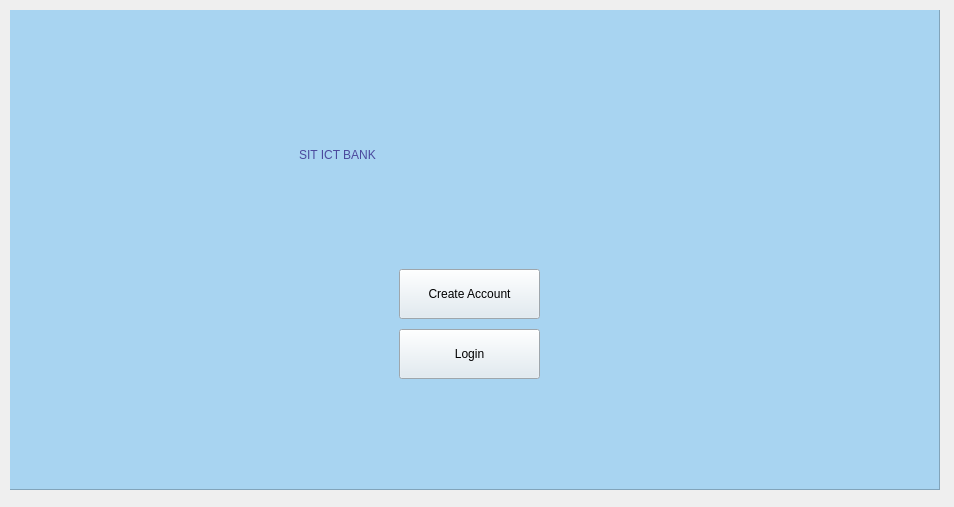
Old version of the form view/title.ui in the repository rawsashimi1604/1009_BankingSystem.
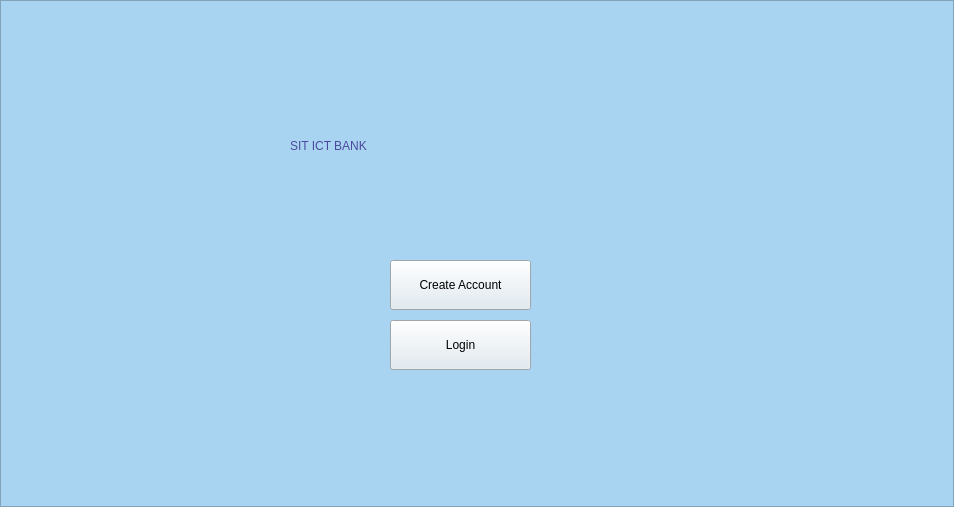
New version of the form.

Diff of the .ui file:
```diff
--- a/view/title.ui
+++ b/view/title.ui
@@ -16,20 +16,20 @@
   <widget class="QStackedWidget" name="stackedWidget">
    <property name="geometry">
     <rect>
-     <x>10</x>
-     <y>10</y>
-     <width>941</width>
-     <height>491</height>
+     <x>0</x>
+     <y>0</y>
+     <width>954</width>
+     <height>507</height>
     </rect>
    </property>
    <widget class="QWidget" name="page">
     <widget class="QFrame" name="frame">
      <property name="geometry">
       <rect>
-       <x>-1</x>
-       <y>-1</y>
-       <width>931</width>
-       <height>481</height>
+       <x>0</x>
+       <y>0</y>
+       <width>954</width>
+       <height>507</height>
       </rect>
      </property>
      <property name="styleSheet">
```
